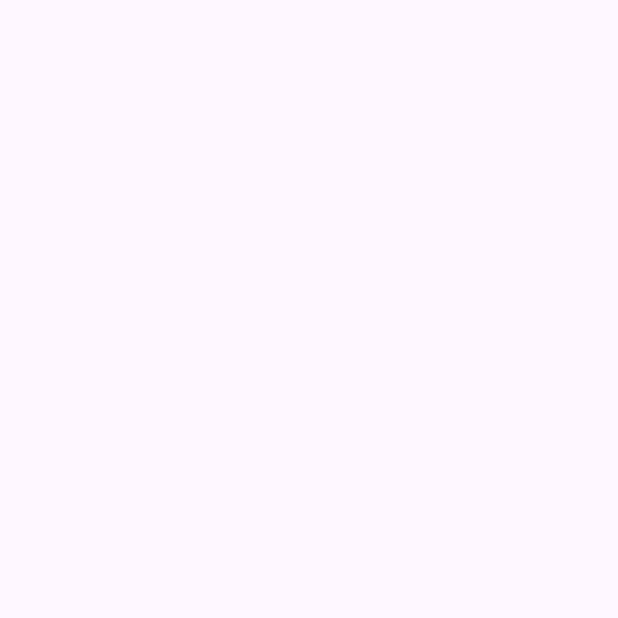
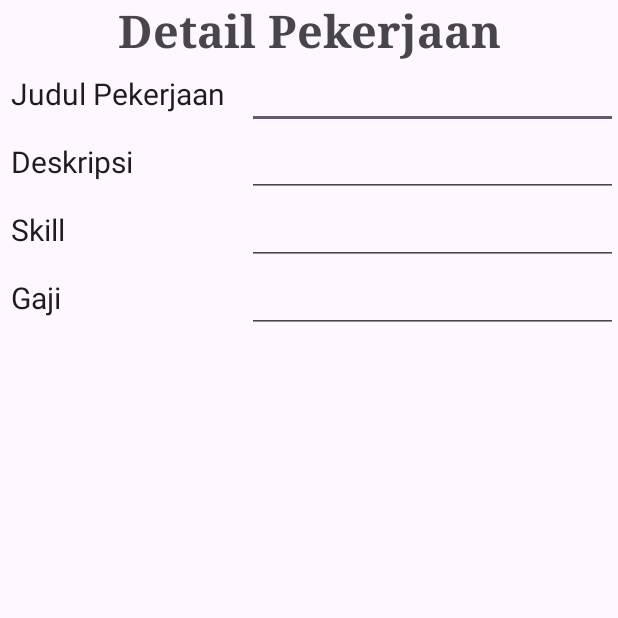
Before and after one commit to rzkbrian/PAPB_finalproject-jobportal, an Android app: the insertPostKerjaActivity screen opened directly, with no data from a screen before it, on a phone screen of 412 x 824 dp, the top half of it. Before the commit the part shown is empty. Run offline under Robolectric (Android 15) with nearby library versions, the phone set to English and light mode, and no system bars.

Commit message:
tambah desain

```diff
--- a/app/src/main/res/layout/activity_insert_post_kerja.xml
+++ b/app/src/main/res/layout/activity_insert_post_kerja.xml
@@ -1,9 +1,161 @@
 <?xml version="1.0" encoding="utf-8"?>
-<androidx.constraintlayout.widget.ConstraintLayout xmlns:android="http://schemas.android.com/apk/res/android"
+<LinearLayout xmlns:android="http://schemas.android.com/apk/res/android"
     xmlns:app="http://schemas.android.com/apk/res-auto"
     xmlns:tools="http://schemas.android.com/tools"
     android:layout_width="match_parent"
     android:layout_height="match_parent"
+    android:orientation="vertical"
+    android:gravity="top|center"
     tools:context=".insertPostKerjaActivity">
 
-</androidx.constraintlayout.widget.ConstraintLayout>
+    <ScrollView
+        android:layout_width="match_parent"
+        android:layout_height="wrap_content">
+        <LinearLayout
+            android:layout_width="match_parent"
+            android:layout_height="wrap_content"
+            android:orientation="vertical">
+
+            <TextView
+                android:layout_width="match_parent"
+                android:layout_height="wrap_content"
+                android:text="Detail Pekerjaan"
+                android:layout_gravity="center"
+                android:gravity="center"
+                android:textSize="30sp"
+                android:textStyle="bold"
+                android:fontFamily="serif"
+                />
+
+
+
+            <LinearLayout
+                android:layout_width="match_parent"
+                android:layout_height="wrap_content"
+                android:orientation="horizontal">
+                <RelativeLayout
+                    android:layout_width="0dp"
+                    android:layout_weight="2"
+                    android:layout_height="wrap_content"
+                    >
+                    <TextView
+                        android:layout_width="match_parent"
+                        android:layout_height="wrap_content"
+                        android:text="Judul Pekerjaan"
+                        android:textSize="20sp"
+                        android:padding="7dp"
+                        android:textAppearance="?android:textAppearanceLarge"
+                        />
+                </RelativeLayout>
+
+
+                <RelativeLayout
+                     android:layout_width="0dp"
+                     android:layout_height="wrap_content"
+                     android:layout_weight="3">
+                     <EditText
+                        android:layout_width="match_parent"
+                        android:layout_height="wrap_content"
+                        android:id="@+id/inputJobTitle"/>
+                    </RelativeLayout>
+            </LinearLayout>
+
+            <LinearLayout
+                android:layout_width="match_parent"
+                android:layout_height="wrap_content"
+                android:orientation="horizontal">
+                <RelativeLayout
+                    android:layout_width="0dp"
+                    android:layout_weight="2"
+                    android:layout_height="wrap_content"
+                    >
+                    <TextView
+                        android:layout_width="match_parent"
+                        android:layout_height="wrap_content"
+                        android:text="Deskripsi"
+                        android:textSize="20sp"
+                        android:padding="7dp"
+                        android:textAppearance="?android:textAppearanceLarge"
+                        />
+                </RelativeLayout>
+
+
+                <RelativeLayout
+                    android:layout_width="0dp"
+                    android:layout_height="wrap_content"
+                    android:layout_weight="3">
+                    <EditText
+                        android:layout_width="match_parent"
+                        android:layout_height="wrap_content"
+                        android:id="@+id/inputJobDesc"/>
+                </RelativeLayout>
+            </LinearLayout>
+
+            <LinearLayout
+                android:layout_width="match_parent"
+                android:layout_height="wrap_content"
+                android:orientation="horizontal">
+                <RelativeLayout
+                    android:layout_width="0dp"
+                    android:layout_weight="2"
+                    android:layout_height="wrap_content"
+                    >
+                    <TextView
+                        android:layout_width="match_parent"
+                        android:layout_height="wrap_content"
+                        android:text="Skill"
+                        android:textSize="20sp"
+                        android:padding="7dp"
+                        android:textAppearance="?android:textAppearanceLarge"
+                        />
+                </RelativeLayout>
+
+
+                <RelativeLayout
+                    android:layout_width="0dp"
+                    android:layout_height="wrap_content"
+                    android:layout_weight="3">
+                    <EditText
+                        android:layout_width="match_parent"
+                        android:layout_height="wrap_content"
+                        android:id="@+id/inputJobSkill"
+                        />
+                </RelativeLayout>
+            </LinearLayout>
+
+            <LinearLayout
+                android:layout_width="match_parent"
+                android:layout_height="wrap_content"
+                android:orientation="horizontal">
+                <RelativeLayout
+                    android:layout_width="0dp"
+                    android:layout_weight="2"
+                    android:layout_height="wrap_content"
+                    >
+                    <TextView
+                        android:layout_width="match_parent"
+                        android:layout_height="wrap_content"
+                        android:text="Gaji"
+                        android:textSize="20sp"
+                        android:padding="7dp"
+                        android:textAppearance="?android:textAppearanceLarge"
+                        />
+                </RelativeLayout>
+
+
+                <RelativeLayout
+                    android:layout_width="0dp"
+                    android:layout_height="wrap_content"
+                    android:layout_weight="3">
+                    <EditText
+                        android:layout_width="match_parent"
+                        android:layout_height="wrap_content"
+                        android:id="@+id/inputJobSalary"
+                        />
+                </RelativeLayout>
+            </LinearLayout>
+        </LinearLayout>
+    </ScrollView>
+
+
+</LinearLayout>
```
